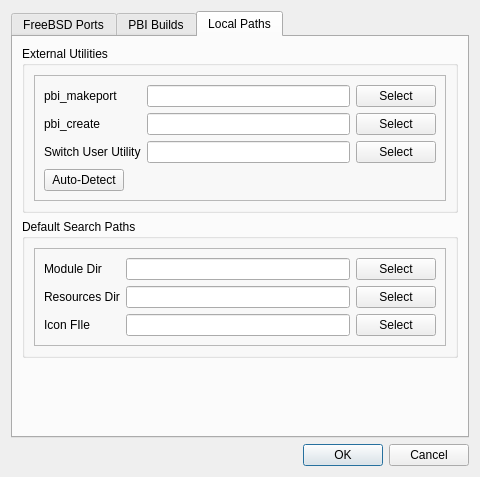
This is src-qt4/EasyPBI/preferencesDialog.ui in trueos/pcbsd as Qt 5 draws it before an edit. The edited form follows.
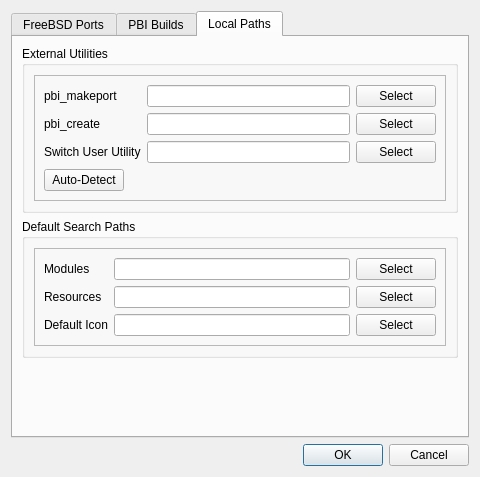
This is the edited form. The open tabs and pages were chosen to show the change. Icons and pictures are not drawn.

Commit message: Adjust a couple user messages that used to reference the old Ports dialog, and remove a few compiler warnings about unused variables.

```diff
--- a/src-qt4/EasyPBI/preferencesDialog.ui
+++ b/src-qt4/EasyPBI/preferencesDialog.ui
@@ -560,7 +560,7 @@
              <item row="0" column="0">
               <widget class="QLabel" name="label">
                <property name="text">
-                <string>Module Dir</string>
+                <string>Modules</string>
                </property>
               </widget>
              </item>
@@ -588,7 +588,7 @@
              <item row="1" column="0">
               <widget class="QLabel" name="label_2">
                <property name="text">
-                <string>Resources Dir</string>
+                <string>Resources</string>
                </property>
               </widget>
              </item>
@@ -616,7 +616,7 @@
              <item row="2" column="0">
               <widget class="QLabel" name="label_10">
                <property name="text">
-                <string>Icon FIle</string>
+                <string>Default Icon</string>
                </property>
               </widget>
              </item>
```
The commit also changes 2 other files.
